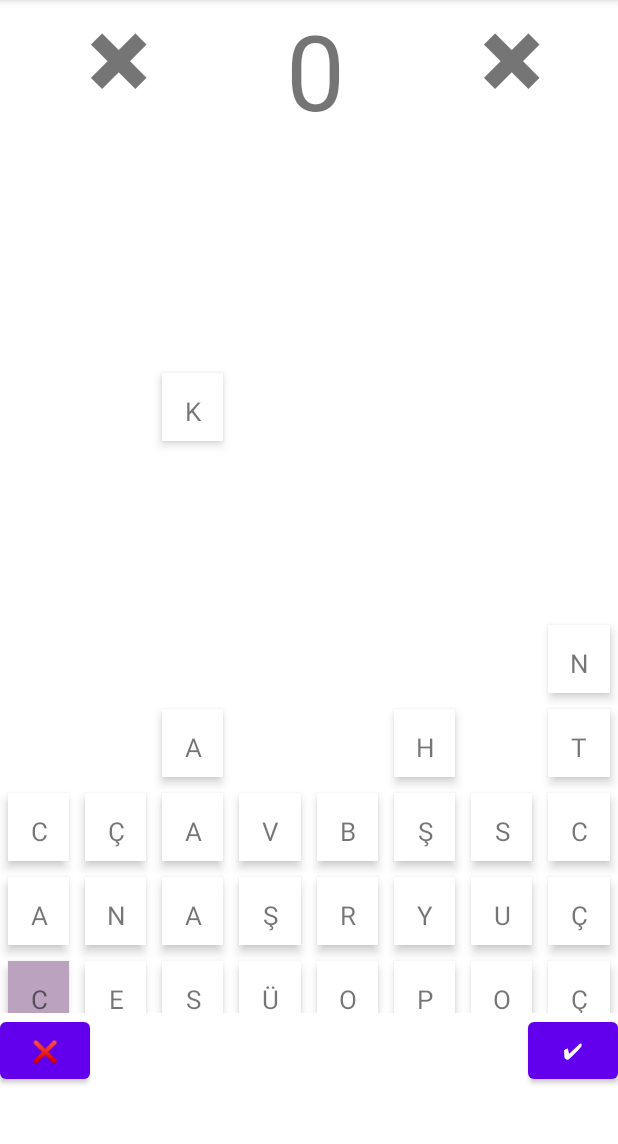
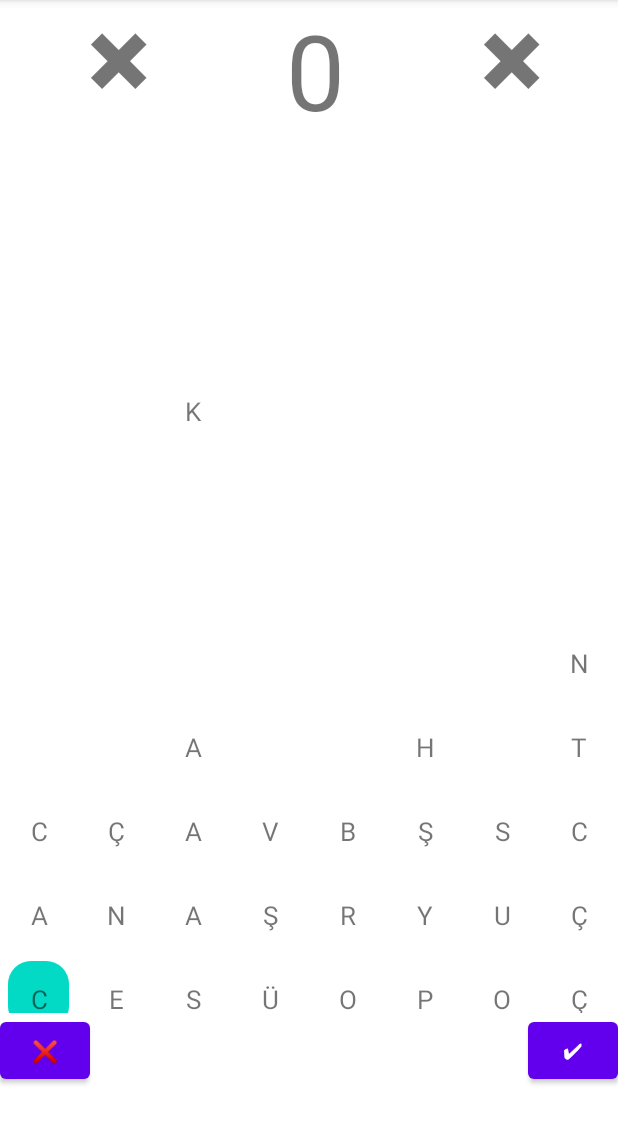
Before and after one commit to yeceylan/yazlab2.2, an Android app: the GameActivity screen opened directly, with no data from a screen before it, after a tap on an icon or button, on a phone screen of 412 x 824 dp, the part 84-1228 px from its top. Run offline under Robolectric (Android 15) with nearby library versions, the phone set to English and light mode, and no system bars; 2 other taps on this screen came first.

Commit message:
xml background images added and backgroud color changing functions changed

```diff
--- a/app/src/main/java/com/yonis/yazlab22/activity/GameActivity.kt
+++ b/app/src/main/java/com/yonis/yazlab22/activity/GameActivity.kt
@@ -9,6 +9,7 @@ import android.widget.Button
 import android.widget.TextView
 import android.widget.Toast
 import androidx.appcompat.app.AppCompatActivity
+import androidx.core.content.ContextCompat
 import androidx.recyclerview.widget.GridLayoutManager
 import androidx.recyclerview.widget.LinearLayoutManager
 import androidx.recyclerview.widget.RecyclerView
@@ -37,6 +38,8 @@ class GameActivity : AppCompatActivity() {
     lateinit var pastIdList: ArrayList<Int>
     private lateinit var buttonX: Button
     private lateinit var point: TextView
+    private lateinit var healt1: TextView
+    private lateinit var healt2: TextView
     private lateinit var buttonTick: Button
     private lateinit var readTextFromAssets: ArrayList<String>
     private lateinit var countUpTimer: TimeCounter
@@ -85,6 +88,9 @@ class GameActivity : AppCompatActivity() {
         super.onResume()
         buttonX = findViewById<Button>(R.id.buttonX)
         buttonTick = findViewById<Button>(R.id.buttonTick)
+        healt1 = findViewById(R.id.healt1)
+        healt2 = findViewById(R.id.healt2)
+
         buttonX.setOnClickListener {
             deleteText()
         }
@@ -97,13 +103,12 @@ class GameActivity : AppCompatActivity() {
                     getEightLetter()
                     if (health == 3) {
                         health--
-                        healt1.text = "?"
+                        healt1.setTextColor(Color.RED)
                     } else if (health == 2) {
                         health--
-                        healt2.text = "?"
+                        healt2.setTextColor(Color.RED)
                     } else {
-                        health--
-                        healt1.text = "-"
+                        //game over
                     }
                 }
 
@@ -150,16 +155,14 @@ class GameActivity : AppCompatActivity() {
         stringList.shuffle()
         for (i in 0..23) {
             val rnd = Random()
-            val currentStrokeColor =
-                Color.argb(255, rnd.nextInt(256), rnd.nextInt(256), rnd.nextInt(256))
-            courseList.add(CourseRVModal(i, stringList.get(i), false, currentStrokeColor))
+
+            courseList.add(CourseRVModal(i, stringList.get(i), false, R.color.teal_200, R.drawable.rectangle_background))
 
         }
         for (i in 24..87) {
             val rnd = Random()
-            val currentStrokeColor =
-                Color.argb(255, rnd.nextInt(256), rnd.nextInt(256), rnd.nextInt(256))
-            courseList.add(CourseRVModal(i, ".", false, currentStrokeColor))
+
+            courseList.add(CourseRVModal(i, ".", false, R.color.teal_200,R.drawable.oval_background))
 
         }
 
@@ -180,7 +183,10 @@ class GameActivity : AppCompatActivity() {
                 pastIdList.add(id)
             }
         } else {
-            clickedView?.setBackgroundColor(Color.WHITE)
+
+            clickedView?.backgroundTintList =
+                ContextCompat.getColorStateList(applicationContext,R.color.white)
+
             idText.text = temp.dropLast(1)
             pastIdList.remove(pastId);
             //doesn't erase the previous letters again=>fixed
@@ -206,7 +212,7 @@ class GameActivity : AppCompatActivity() {
         for (i in sublist) {
             if (i.equals(idText.text.toString().lowercase())) {
                 println(idText.text.toString())
-
+                getPoint()
                 for (j in 0 until pastIdList.size) {
                     courseList.get(pastIdList.get(j)).courseText="."
                 }
--- a/app/src/main/java/com/yonis/yazlab22/adapter/CourseRVAdapter.kt
+++ b/app/src/main/java/com/yonis/yazlab22/adapter/CourseRVAdapter.kt
@@ -5,6 +5,7 @@ import android.view.LayoutInflater
 import android.view.View
 import android.view.ViewGroup
 import android.widget.TextView
+import androidx.core.content.ContextCompat
 import androidx.recyclerview.widget.RecyclerView
 import com.yonis.yazlab22.model.CourseRVModal
 import com.yonis.yazlab22.R
@@ -45,13 +46,16 @@ class CourseRVAdapter(
         } else {
             holder.itemView.setVisibility(View.VISIBLE);
         }
+        holder.itemView.rootView.background= ContextCompat.getDrawable(holder.itemView.context,courseList.get(position).background)
 
         holder.courseIV.text = courseList.get(position).courseText
 
         holder.itemView.setOnClickListener {
             clickedCard(courseList.get(position).id, courseList.get(position).courseText)
-            //holder.itemView.setBackgroundColor(Color.BLUE)
-            holder.itemView.setBackgroundColor(courseList.get(position).backColor)
+
+
+            holder.itemView.backgroundTintList=ContextCompat.getColorStateList(holder.itemView.context,courseList.get(position).backColor)
+
             if(courseList.get(position).isClicked==true){
                 courseList.get(position).isClicked=false
             }else{
@@ -62,9 +66,11 @@ class CourseRVAdapter(
 
         }
         if(!courseList.get(position).isClicked){
-            holder.itemView.setBackgroundColor(Color.WHITE)
+            holder.itemView.backgroundTintList=ContextCompat.getColorStateList(holder.itemView.context,R.color.white)
+
         }else{
-            holder.itemView.setBackgroundColor(courseList.get(position).backColor)
+            holder.itemView.backgroundTintList=ContextCompat.getColorStateList(holder.itemView.context,courseList.get(position).backColor)
+
         }
 
 
--- a/app/src/main/java/com/yonis/yazlab22/model/CourseRVModal.kt
+++ b/app/src/main/java/com/yonis/yazlab22/model/CourseRVModal.kt
@@ -7,5 +7,6 @@ data class CourseRVModal(
     var id:Int,
     var courseText:String,
     var isClicked:Boolean,
-    var backColor:Int
+    var backColor:Int,
+    var background:Int
 )
--- /dev/null
+++ b/app/src/main/res/drawable/oval_background.xml
@@ -0,0 +1,5 @@
+<?xml version="1.0" encoding="utf-8"?>
+<shape android:shape="oval"
+    xmlns:android="http://schemas.android.com/apk/res/android" >
+
+</shape>
--- /dev/null
+++ b/app/src/main/res/drawable/rectangle_background.xml
@@ -0,0 +1,7 @@
+<?xml version="1.0" encoding="utf-8"?>
+<shape android:shape="rectangle"
+    xmlns:android="http://schemas.android.com/apk/res/android" >
+    <corners android:radius="15dp"
+
+        ></corners>
+</shape>
--- a/app/src/main/res/layout/course_rv_item.xml
+++ b/app/src/main/res/layout/course_rv_item.xml
@@ -1,5 +1,5 @@
 <?xml version="1.0" encoding="utf-8"?>
-<androidx.cardview.widget.CardView
+<androidx.constraintlayout.widget.ConstraintLayout
     xmlns:android="http://schemas.android.com/apk/res/android"
     xmlns:app="http://schemas.android.com/apk/res-auto"
     xmlns:tools="http://schemas.android.com/tools"
@@ -7,15 +7,19 @@
     android:layout_height="45dp"
     android:layout_gravity="center"
     android:layout_margin="5dp"
-    app:cardCornerRadius="5dp"
-    app:cardElevation="4dp">
+    app:cardElevation="4dp"
+    android:background="@drawable/oval_background">
 
     <!--on below line we are creating a
         linear layout for grid view item-->
     <LinearLayout
         android:layout_width="match_parent"
         android:layout_height="wrap_content"
-        android:orientation="vertical">
+        android:orientation="vertical"
+        app:layout_constraintBottom_toBottomOf="parent"
+        app:layout_constraintTop_toTopOf="parent"
+        app:layout_constraintVertical_bias="0.0"
+       >
 
         <!--on below line we are creating
             a simple image view-->
@@ -25,11 +29,11 @@
             android:layout_height="35dp"
             android:layout_gravity="center"
             android:layout_margin="8dp"
+            android:padding="5dp"
+            android:src="@mipmap/ic_launcher"
             android:textAlignment="center"
-            android:padding="5dp"
-            android:textSize="17dp"
-            android:src="@mipmap/ic_launcher" />
+            android:textSize="17dp" />
 
     </LinearLayout>
 
-</androidx.cardview.widget.CardView>
+</androidx.constraintlayout.widget.ConstraintLayout>
```
